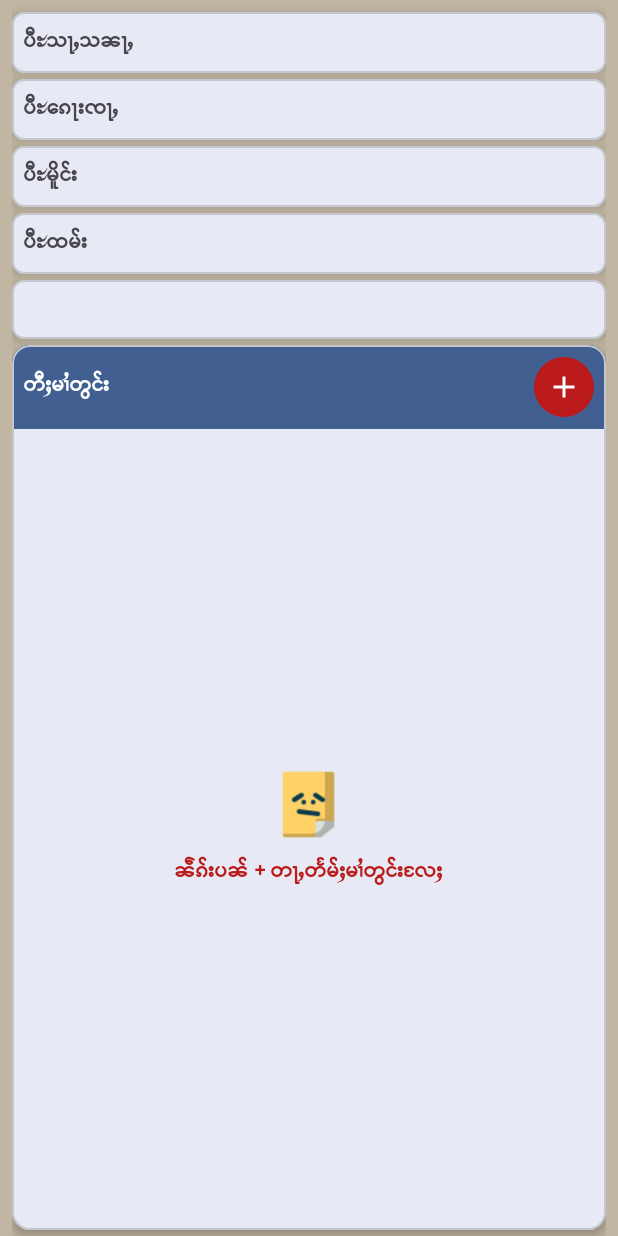
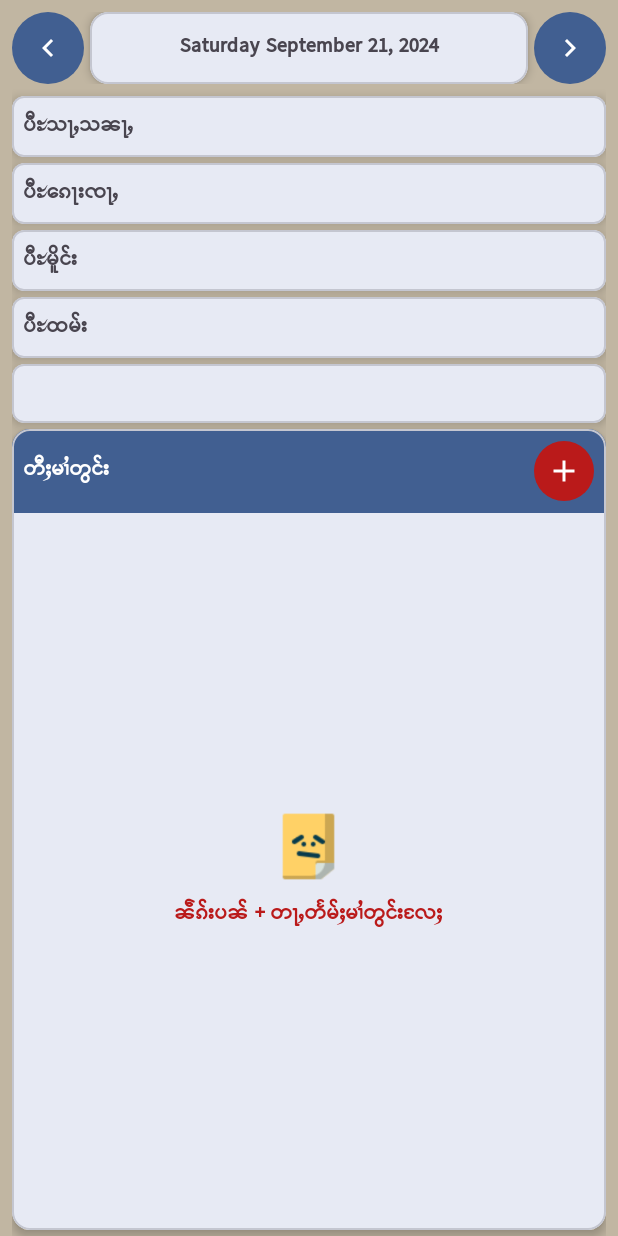
Before and after one commit to SaingHmineTun/TMK_Tai_Calendar, an Android app: the NoteActivity screen opened directly, with no data from a screen before it, on a phone screen of 412 x 824 dp. Run offline under Robolectric (Android 15) with nearby library versions, the phone set to English and light mode, and no system bars; our stand-ins replace Room's generated code.

Commit message:
Added: Ability to change date in Main, Note, EditNote activity! Fixed: After going a date and navigate back, does not show prev going date. Implemented: Single-day note and Annual event. Added: Functionality to go next and prev day in note activity!

```diff
--- a/app/src/main/java/it/saimao/tmktaicalendar/Utils.java
+++ b/app/src/main/java/it/saimao/tmktaicalendar/Utils.java
@@ -1,6 +1,13 @@
 package it.saimao.tmktaicalendar;
 
 import android.content.res.Resources;
+
+import java.time.LocalDate;
+import java.util.List;
+import java.util.stream.Collectors;
+
+import it.saimao.tmktaicalendar.database.Note;
+import it.saimao.tmktaicalendar.database.NoteDao;
 
 public class Utils {
 
@@ -8,5 +15,15 @@ public class Utils {
         return (int) (dp * Resources.getSystem().getDisplayMetrics().density);
     }
 
+    public static List<Note> getTodayEvents(NoteDao noteDao, LocalDate date) {
+        return noteDao.getAllNotes().stream().filter(note -> {
+            if (note.isEveryYear()) {
+                return date.getMonthValue() == note.getCreated().getMonthValue() && date.getDayOfMonth() == note.getCreated().getDayOfMonth();
+            } else {
+                return date.isEqual(note.getCreated());
+            }
+        }).collect(Collectors.toList());
+    }
+
 
 }
--- a/app/src/main/java/it/saimao/tmktaicalendar/activities/AddNoteActivity.java
+++ b/app/src/main/java/it/saimao/tmktaicalendar/activities/AddNoteActivity.java
@@ -72,9 +72,11 @@ public class AddNoteActivity extends AppCompatActivity {
 
         String title = binding.etTitle.getText().toString();
         String desc = binding.etNote.getText().toString();
+        boolean everyYear = binding.rbEveryYear.isChecked();
         if (!title.isEmpty()) {
             note.setTitle(title);
             note.setDescription(desc);
+            note.setEveryYear(everyYear);
             note.setUpdated(LocalDate.now());
             noteDao.updateNote(note);
             finish();
@@ -102,6 +104,7 @@ public class AddNoteActivity extends AppCompatActivity {
                 updateDateDescription();
             });
         }
+        datePickerDialog.updateDate(date.getYear(), date.getMonthValue() - 1, date.getDayOfMonth());
         datePickerDialog.show();
     }
 
--- a/app/src/main/java/it/saimao/tmktaicalendar/database/NoteDao.java
+++ b/app/src/main/java/it/saimao/tmktaicalendar/database/NoteDao.java
@@ -22,8 +22,8 @@ public interface NoteDao {
     @Delete
     void deleteNote(Note note);
 
-    @Query("SELECT * FROM Note WHERE created = :localDate")
-    List<Note> getNotesByDate(LocalDate localDate);
+    @Query("SELECT * FROM Note;")
+    List<Note> getAllNotes();
 
 
 }
--- /dev/null
+++ b/app/src/main/res/drawable/ic_left.xml
@@ -0,0 +1,12 @@
+<vector xmlns:android="http://schemas.android.com/apk/res/android"
+    android:width="24dp"
+    android:height="24dp"
+    android:tint="@color/md_theme_onPrimary"
+    android:viewportWidth="24"
+    android:viewportHeight="24">
+
+    <path
+        android:fillColor="@android:color/white"
+        android:pathData="M15.41,7.41L14,6l-6,6 6,6 1.41,-1.41L10.83,12z" />
+
+</vector>
--- /dev/null
+++ b/app/src/main/res/drawable/ic_right.xml
@@ -0,0 +1,12 @@
+<vector xmlns:android="http://schemas.android.com/apk/res/android"
+    android:width="24dp"
+    android:height="24dp"
+    android:tint="@color/md_theme_onPrimary"
+    android:viewportWidth="24"
+    android:viewportHeight="24">
+
+    <path
+        android:fillColor="@android:color/white"
+        android:pathData="M10,6L8.59,7.41 13.17,12l-4.58,4.59L10,18l6,-6z" />
+
+</vector>
--- /dev/null
+++ b/app/src/main/res/drawable/rounded_primary_button.xml
@@ -0,0 +1,20 @@
+<?xml version="1.0" encoding="utf-8"?>
+<selector xmlns:android="http://schemas.android.com/apk/res/android">
+    <item android:state_pressed="false">
+        <shape android:shape="oval">
+
+            <solid android:color="@color/md_theme_primary" />
+            <corners android:radius="48dp" />
+
+        </shape>
+    </item>
+    <item android:state_pressed="true">
+        <shape android:shape="oval">
+
+            <solid android:color="@color/md_theme_primary_mediumContrast" />
+            <corners android:radius="48dp" />
+
+        </shape>
+    </item>
+
+</selector>
--- a/app/src/main/res/layout/activity_add_note.xml
+++ b/app/src/main/res/layout/activity_add_note.xml
@@ -67,7 +67,6 @@
                 android:layout_height="wrap_content"
                 android:background="@color/md_theme_tertiary_highContrast"
                 android:orientation="horizontal"
-                android:visibility="gone"
                 app:layout_constraintTop_toBottomOf="@id/tvDay">
 
                 <com.google.android.material.radiobutton.MaterialRadioButton
--- a/app/src/main/res/layout/activity_main.xml
+++ b/app/src/main/res/layout/activity_main.xml
@@ -26,6 +26,8 @@
         android:layout_width="0dp"
         android:layout_height="wrap_content"
         android:background="@drawable/bg_item"
+        android:clickable="true"
+        android:foreground="?android:selectableItemBackgroundBorderless"
         android:gravity="center"
         android:padding="8dp"
         android:text="28/07/2024"
--- a/app/src/main/res/layout/activity_note.xml
+++ b/app/src/main/res/layout/activity_note.xml
@@ -4,10 +4,53 @@
     xmlns:tools="http://schemas.android.com/tools"
     android:id="@+id/main"
     android:layout_width="match_parent"
+    android:layout_height="match_parent"
+    android:animateLayoutChanges="true"
     android:background="#C1B6A2"
-    android:layout_height="match_parent"
     android:paddingHorizontal="8dp"
     tools:context=".activities.NoteActivity">
+
+    <LinearLayout
+        android:id="@+id/ly0"
+        android:layout_width="match_parent"
+        android:layout_height="wrap_content"
+        android:layout_marginTop="8dp"
+        app:layout_constraintTop_toTopOf="parent">
+
+        <ImageButton
+            android:id="@+id/ibPreDay"
+            android:layout_width="48dp"
+            android:layout_height="48dp"
+            android:background="@drawable/rounded_primary_button"
+            android:src="@drawable/ic_left" />
+
+        <com.google.android.material.card.MaterialCardView
+            android:id="@+id/cvEngDay"
+            android:layout_width="0dp"
+            android:layout_height="match_parent"
+            android:layout_marginHorizontal="4dp"
+            android:layout_weight="1"
+            android:clickable="true"
+            app:cardElevation="4dp"
+            app:cardMaxElevation="8dp">
+
+            <TextView
+                android:id="@+id/tvEngDay"
+                android:layout_width="match_parent"
+                android:layout_height="match_parent"
+                android:gravity="center"
+                android:text="Saturday September 21, 2024" />
+
+        </com.google.android.material.card.MaterialCardView>
+
+        <ImageButton
+            android:id="@+id/ibNextDay"
+            android:layout_width="48dp"
+            android:layout_height="48dp"
+            android:background="@drawable/rounded_primary_button"
+            android:src="@drawable/ic_right" />
+
+    </LinearLayout>
 
 
     <com.google.android.material.card.MaterialCardView
@@ -18,7 +61,7 @@
         app:cardCornerRadius="8dp"
         app:cardElevation="4dp"
         app:cardMaxElevation="6dp"
-        app:layout_constraintTop_toTopOf="parent">
+        app:layout_constraintTop_toBottomOf="@id/ly0">
 
         <LinearLayout
             android:layout_width="match_parent"
@@ -158,6 +201,7 @@
     </com.google.android.material.card.MaterialCardView>
 
     <com.google.android.material.card.MaterialCardView
+        android:id="@+id/cvNotes"
         android:layout_width="match_parent"
         android:layout_height="0dp"
         android:layout_marginVertical="4dp"
--- a/app/src/main/res/layout/adapter_note.xml
+++ b/app/src/main/res/layout/adapter_note.xml
@@ -18,9 +18,9 @@
         android:paddingVertical="10dp">
 
         <ImageView
+            android:id="@+id/ivEvent"
             android:layout_width="24dp"
-            android:layout_height="24dp"
-            android:src="@drawable/note" />
+            android:layout_height="24dp" />
 
         <TextView
             android:id="@+id/tvNoteTitle"
```
Also changed, not shown: app/src/main/java/it/saimao/tmktaicalendar/SwipeGestureListener.java (added, +37 -0 lines), app/src/main/java/it/saimao/tmktaicalendar/activities/MainActivity.java (+49 -40 lines), app/src/main/java/it/saimao/tmktaicalendar/activities/NoteActivity.java (+82 -26 lines), app/src/main/java/it/saimao/tmktaicalendar/adapters/NoteAdapter.java (+10 -0 lines), app/src/main/res/drawable/event.png (added).
